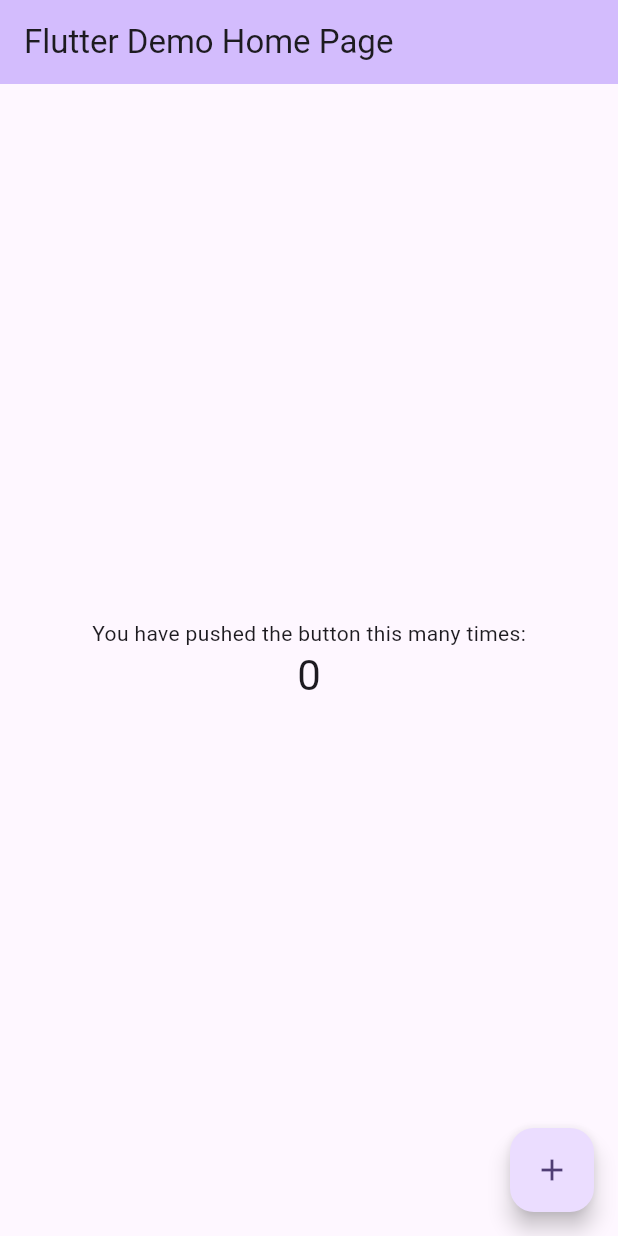
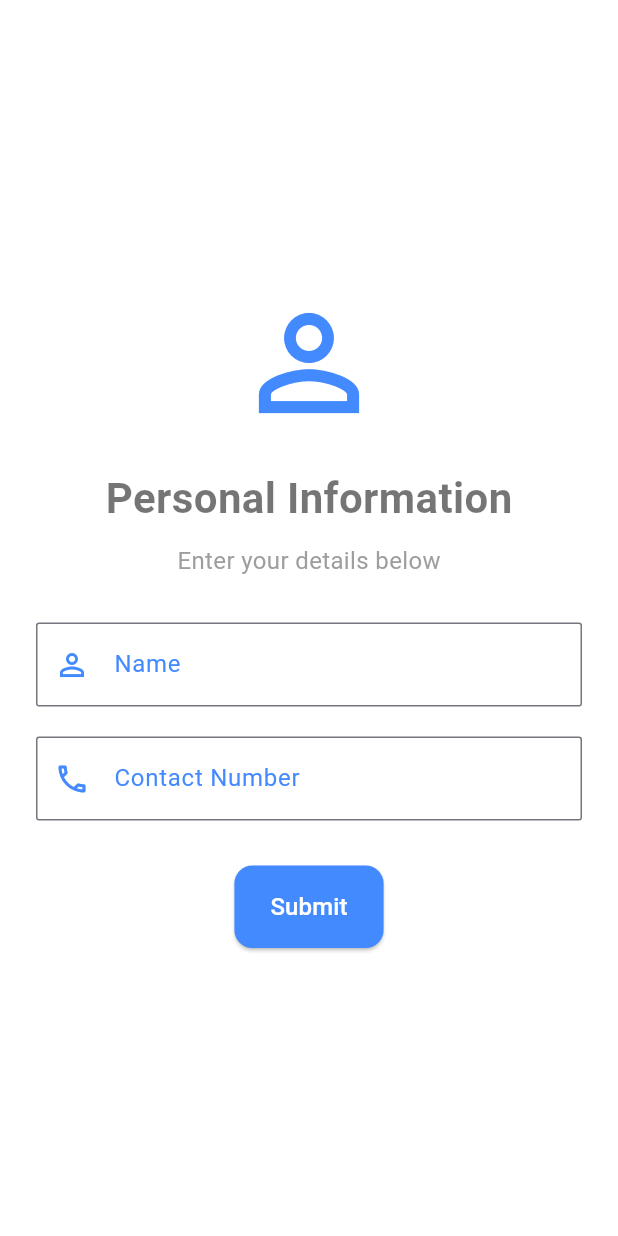
Before and after one commit to MeghavatChaudhari/Survey, a Flutter app: the screen it shows after launch, on a phone screen of 412 x 824 dp. Run offline on Flutter 3.47's test engine with Material 3 defaults, Android fonts, the phone set to English and light mode, and no system bars; our stand-ins replace cloud_firestore, firebase_core, get, random_string; accounts and stored records are empty.

```diff
--- /dev/null
+++ b/lib/common_widgets/custom_widgets.dart
@@ -0,0 +1,76 @@
+import 'package:flutter/material.dart';
+
+class CustomTextField extends StatelessWidget {
+  final String label;
+  final TextEditingController controller;
+  final FormFieldValidator<String>? validator;
+  final IconData icon;
+
+  CustomTextField(
+      {required this.label,
+      required this.icon,
+      required this.controller,
+      this.validator});
+
+  @override
+  Widget build(BuildContext context) {
+    return TextFormField(
+      controller: controller,
+      decoration: InputDecoration(
+        prefixIcon: Icon(icon, color: Colors.blueAccent),
+        labelText: label,
+        labelStyle: TextStyle(color: Colors.blueAccent),
+        border: OutlineInputBorder(
+          borderRadius: BorderRadius.circular(2),
+          borderSide: BorderSide(color: Colors.blueAccent),
+        ),
+      ),
+      validator: validator,
+    );
+  }
+}
+
+class CustomButton extends StatelessWidget {
+  final String label;
+  final VoidCallback onPressed;
+
+  CustomButton({required this.label, required this.onPressed});
+
+  @override
+  Widget build(BuildContext context) {
+    return ElevatedButton(
+      style: ElevatedButton.styleFrom(
+        backgroundColor: Colors.blueAccent,
+        padding: EdgeInsets.symmetric(vertical: 16, horizontal: 24),
+        shape: RoundedRectangleBorder(
+          borderRadius: BorderRadius.circular(12),
+        ),
+      ),
+      onPressed: onPressed,
+      child: Text(
+        label,
+        style: TextStyle(color: Colors.white, fontSize: 16),
+      ),
+    );
+  }
+}
+
+class LoadingScreen extends StatelessWidget {
+  final String message;
+
+  LoadingScreen({required this.message});
+
+  @override
+  Widget build(BuildContext context) {
+    return Center(
+      child: Column(
+        mainAxisAlignment: MainAxisAlignment.center,
+        children: [
+          CircularProgressIndicator(),
+          SizedBox(height: 20),
+          Text(message, style: TextStyle(fontSize: 18)),
+        ],
+      ),
+    );
+  }
+}
--- /dev/null
+++ b/lib/databse_services/save_user.dart
@@ -0,0 +1,19 @@
+import 'package:cloud_firestore/cloud_firestore.dart';
+
+class DatabaseService {
+  final FirebaseFirestore _firestore = FirebaseFirestore.instance;
+
+  Future<void> addUser(String name, String contact, String id) async {
+    try {
+      await _firestore.collection('users').add({
+        'name': name,
+        'contact': contact,
+        'timestamp': FieldValue.serverTimestamp(),
+        'id': id,
+      });
+      print('User added successfully');
+    } catch (e) {
+      print('Error adding user: $e');
+    }
+  }
+}
--- a/lib/main.dart
+++ b/lib/main.dart
@@ -1,6 +1,14 @@
+import 'package:firebase_core/firebase_core.dart';
 import 'package:flutter/material.dart';
+import 'package:get/get.dart';
+import 'package:survey/firebase_options.dart';
+import 'package:survey/screens/detail_screen.dart';
 
-void main() {
+void main() async {
+  WidgetsFlutterBinding.ensureInitialized();
+  await Firebase.initializeApp(
+    options: DefaultFirebaseOptions.currentPlatform,
+  );
   runApp(const MyApp());
 }
 
@@ -10,116 +18,14 @@ class MyApp extends StatelessWidget {
   // This widget is the root of your application.
   @override
   Widget build(BuildContext context) {
-    return MaterialApp(
-      title: 'Flutter Demo',
+    return GetMaterialApp(
+      debugShowCheckedModeBanner: false,
+      title: 'Survey App',
       theme: ThemeData(
-        // This is the theme of your application.
-        //
-        // TRY THIS: Try running your application with "flutter run". You'll see
-        // the application has a purple toolbar. Then, without quitting the app,
-        // try changing the seedColor in the colorScheme below to Colors.green
-        // and then invoke "hot reload" (save your changes or press the "hot
-        // reload" button in a Flutter-supported IDE, or press "r" if you used
-        // the command line to start the app).
-        //
-        // Notice that the counter didn't reset back to zero; the application
-        // state is not lost during the reload. To reset the state, use hot
-        // restart instead.
-        //
-        // This works for code too, not just values: Most code changes can be
-        // tested with just a hot reload.
-        colorScheme: ColorScheme.fromSeed(seedColor: Colors.deepPurple),
-        useMaterial3: true,
+        primarySwatch: Colors.blue,
+        visualDensity: VisualDensity.adaptivePlatformDensity,
       ),
-      home: const MyHomePage(title: 'Flutter Demo Home Page'),
+      home: DetailScreen(),
     );
   }
 }
-
-class MyHomePage extends StatefulWidget {
-  const MyHomePage({super.key, required this.title});
-
-  // This widget is the home page of your application. It is stateful, meaning
-  // that it has a State object (defined below) that contains fields that affect
-  // how it looks.
-
-  // This class is the configuration for the state. It holds the values (in this
-  // case the title) provided by the parent (in this case the App widget) and
-  // used by the build method of the State. Fields in a Widget subclass are
-  // always marked "final".
-
-  final String title;
-
-  @override
-  State<MyHomePage> createState() => _MyHomePageState();
-}
-
-class _MyHomePageState extends State<MyHomePage> {
-  int _counter = 0;
-
-  void _incrementCounter() {
-    setState(() {
-      // This call to setState tells the Flutter framework that something has
-      // changed in this State, which causes it to rerun the build method below
-      // so that the display can reflect the updated values. If we changed
-      // _counter without calling setState(), then the build method would not be
-      // called again, and so nothing would appear to happen.
-      _counter++;
-    });
-  }
-
-  @override
-  Widget build(BuildContext context) {
-    // This method is rerun every time setState is called, for instance as done
-    // by the _incrementCounter method above.
-    //
-    // The Flutter framework has been optimized to make rerunning build methods
-    // fast, so that you can just rebuild anything that needs updating rather
-    // than having to individually change instances of widgets.
-    return Scaffold(
-      appBar: AppBar(
-        // TRY THIS: Try changing the color here to a specific color (to
-        // Colors.amber, perhaps?) and trigger a hot reload to see the AppBar
-        // change color while the other colors stay the same.
-        backgroundColor: Theme.of(context).colorScheme.inversePrimary,
-        // Here we take the value from the MyHomePage object that was created by
-        // the App.build method, and use it to set our appbar title.
-        title: Text(widget.title),
-      ),
-      body: Center(
-        // Center is a layout widget. It takes a single child and positions it
-        // in the middle of the parent.
-        child: Column(
-          // Column is also a layout widget. It takes a list of children and
-          // arranges them vertically. By default, it sizes itself to fit its
-          // children horizontally, and tries to be as tall as its parent.
-          //
-          // Column has various properties to control how it sizes itself and
-          // how it positions its children. Here we use mainAxisAlignment to
-          // center the children vertically; the main axis here is the vertical
-          // axis because Columns are vertical (the cross axis would be
-          // horizontal).
-          //
-          // TRY THIS: Invoke "debug painting" (choose the "Toggle Debug Paint"
-          // action in the IDE, or press "p" in the console), to see the
-          // wireframe for each widget.
-          mainAxisAlignment: MainAxisAlignment.center,
-          children: <Widget>[
-            const Text(
-              'You have pushed the button this many times:',
-            ),
-            Text(
-              '$_counter',
-              style: Theme.of(context).textTheme.headlineMedium,
-            ),
-          ],
-        ),
-      ),
-      floatingActionButton: FloatingActionButton(
-        onPressed: _incrementCounter,
-        tooltip: 'Increment',
-        child: const Icon(Icons.add),
-      ), // This trailing comma makes auto-formatting nicer for build methods.
-    );
-  }
-}
--- /dev/null
+++ b/lib/screens/detail_screen.dart
@@ -0,0 +1,95 @@
+import 'package:flutter/material.dart';
+import 'package:get/get.dart';
+import 'package:survey/common_widgets/custom_widgets.dart';
+import 'package:survey/screens/survey_screen.dart';
+import 'package:survey/databse_services/save_user.dart';
+import 'package:random_string/random_string.dart';
+
+class DetailScreen extends StatelessWidget {
+  DetailScreen({super.key});
+
+  final _nameController = TextEditingController();
+  final _contactController = TextEditingController();
+  final _formKey = GlobalKey<FormState>();
+
+  final DatabaseService _databaseService =
+      DatabaseService(); // Instantiate the service
+
+  @override
+  Widget build(BuildContext context) {
+    return Scaffold(
+      backgroundColor: Colors.white,
+      body: Padding(
+        padding: const EdgeInsets.symmetric(horizontal: 24.0),
+        child: Center(
+          child: Form(
+            key: _formKey,
+            child: Column(
+              mainAxisAlignment: MainAxisAlignment.center,
+              children: [
+                Icon(Icons.person_outline, size: 100, color: Colors.blueAccent),
+                SizedBox(height: 20),
+                Text(
+                  'Personal Information',
+                  style: TextStyle(
+                    fontSize: 28,
+                    fontWeight: FontWeight.bold,
+                    color: Colors.black54,
+                  ),
+                ),
+                SizedBox(height: 10),
+                Text(
+                  'Enter your details below',
+                  style: TextStyle(
+                    fontSize: 16,
+                    color: Colors.grey,
+                  ),
+                ),
+                SizedBox(height: 30),
+                CustomTextField(
+                  label: 'Name',
+                  controller: _nameController,
+                  icon: Icons.person_outline,
+                  validator: (value) {
+                    if (value == null || value.isEmpty) {
+                      return 'Please enter your name';
+                    }
+                    return null;
+                  },
+                ),
+                SizedBox(height: 20),
+                CustomTextField(
+                  label: 'Contact Number',
+                  controller: _contactController,
+                  icon: Icons.phone_outlined,
+                  validator: (value) {
+                    if (value == null || value.isEmpty) {
+                      return 'Please enter your contact number';
+                    }
+                    return null;
+                  },
+                ),
+                SizedBox(height: 30),
+                CustomButton(
+                  label: "Submit",
+                  onPressed: () async {
+                    if (_formKey.currentState!.validate()) {
+                      String id = randomAlphaNumeric(10);
+                      // Use the DatabaseService to add the user
+                      await _databaseService.addUser(
+                        _nameController.text,
+                        _contactController.text,
+                        id,
+                      );
+                      Get.to(() => SurveyScreen());
+                    }
+                  },
+                ),
+              ],
+            ),
+          ),
+        ),
+      ),
+    );
+  }
+}
```
Also changed, not shown: lib/controllers/email_controller.dart (added, +20 -0 lines), lib/screens/survey_screen.dart (added, +10 -0 lines), pubspec.yaml (+7 -0 lines), firebase.json (added), lib/firebase_options.dart (added), pubspec.lock, 8 other files.
